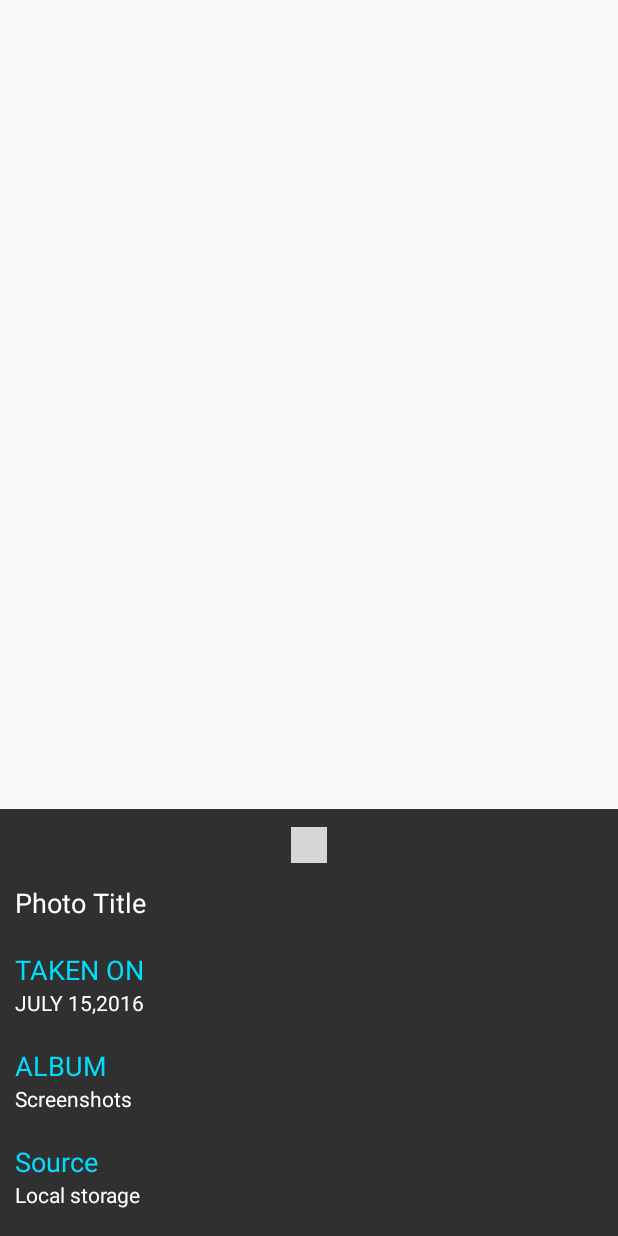
After one commit to riteshakya037/Gallery, an Android app: the layout slide_out_menu.xml on its own in the app's theme, with its tools: preview values and no code run, on a phone screen of 412 x 824 dp. The commit adds this screen. Run offline under Robolectric (Android 15) with nearby library versions, the phone set to English and light mode, and no system bars; grey boxes are pictures that could not be loaded.

Commit message:
Added Details Menu

```diff
--- /dev/null
+++ b/app/src/main/res/layout/slide_out_menu.xml
@@ -0,0 +1,114 @@
+<?xml version="1.0" encoding="utf-8"?>
+<LinearLayout xmlns:android="http://schemas.android.com/apk/res/android"
+    android:id="@+id/bottomSheet"
+    android:layout_width="match_parent"
+    android:layout_height="wrap_content"
+    android:layout_gravity="bottom"
+    android:background="@color/darkTint"
+    android:orientation="vertical"
+    android:paddingBottom="8dp"
+    android:paddingTop="8dp">
+
+    <RelativeLayout
+        android:id="@+id/threeButtonPanel"
+        android:layout_width="match_parent"
+        android:layout_height="32dp">
+
+        <ImageView
+            android:id="@+id/threeButton"
+            android:layout_width="24dp"
+            android:layout_height="24dp"
+            android:layout_gravity="center"
+            android:src="@drawable/three_dot"
+            android:layout_centerVertical="true"
+            android:layout_centerHorizontal="true" />
+
+    </RelativeLayout>
+
+    <LinearLayout
+        android:id="@+id/contentPanel"
+        android:layout_width="250dp"
+        android:layout_height="wrap_content"
+        android:orientation="vertical">
+
+        <TextView
+            android:id="@+id/photoTitle"
+            android:layout_width="wrap_content"
+            android:layout_height="wrap_content"
+            android:padding="10dp"
+            android:text="Photo Title"
+            android:textAppearance="?android:attr/textAppearanceMedium"
+            android:textColor="@android:color/primary_text_dark" />
+
+        <LinearLayout
+            android:layout_width="match_parent"
+            android:layout_height="match_parent"
+            android:orientation="vertical"
+            android:padding="10dp">
+
+            <TextView
+                android:id="@+id/textView"
+                android:layout_width="wrap_content"
+                android:layout_height="wrap_content"
+                android:text="TAKEN ON"
+                android:textAppearance="?android:attr/textAppearanceMedium"
+                android:textColor="@android:color/holo_blue_bright" />
+
+            <TextView
+                android:id="@+id/dateTaken"
+                android:layout_width="wrap_content"
+                android:layout_height="wrap_content"
+                android:text="JULY 15,2016"
+                android:textAppearance="?android:attr/textAppearanceSmall"
+                android:textColor="@android:color/primary_text_dark" />
+        </LinearLayout>
+
+        <LinearLayout
+            android:layout_width="match_parent"
+            android:layout_height="match_parent"
+            android:orientation="vertical"
+            android:padding="10dp">
+
+            <TextView
+                android:id="@+id/textView3"
+                android:layout_width="wrap_content"
+                android:layout_height="wrap_content"
+                android:text="ALBUM"
+                android:textAppearance="?android:attr/textAppearanceMedium"
+
+                android:textColor="@android:color/holo_blue_bright" />
+
+            <TextView
+                android:id="@+id/albumName"
+                android:layout_width="wrap_content"
+                android:layout_height="wrap_content"
+                android:text="Screenshots"
+                android:textAppearance="?android:attr/textAppearanceSmall"
+                android:textColor="@android:color/primary_text_dark" />
+        </LinearLayout>
+
+        <LinearLayout
+            android:layout_width="match_parent"
+            android:layout_height="match_parent"
+            android:orientation="vertical"
+            android:padding="10dp">
+
+            <TextView
+                android:id="@+id/textView5"
+                android:layout_width="wrap_content"
+                android:layout_height="wrap_content"
+                android:text="Source"
+                android:textAppearance="?android:attr/textAppearanceMedium"
+                android:textColor="@android:color/holo_blue_bright" />
+
+            <TextView
+                android:id="@+id/albumSource"
+                android:layout_width="wrap_content"
+                android:layout_height="wrap_content"
+                android:text="Local storage"
+                android:textAppearance="?android:attr/textAppearanceSmall"
+                android:textColor="@android:color/primary_text_dark" />
+        </LinearLayout>
+    </LinearLayout>
+
+</LinearLayout>
--- a/app/src/main/res/values/colors.xml
+++ b/app/src/main/res/values/colors.xml
@@ -3,6 +3,6 @@
     <color name="colorPrimary">#9E9E9E</color>
     <color name="colorPrimaryDark">#212121</color>
     <color name="colorAccent">#81D4FA</color>
-    <color name="darkTint">#9E9E9E</color>
-    <color name="darkTintAlpha">#0A9E9E9E</color>
+    <color name="darkTint">#303030</color>
+    <color name="darkTintAlpha">#0A303030</color>
 </resources>
```
Also changed, not shown: app/src/main/java/com/blues/gallery/Activity/CarouselActivity.java (+23 -11 lines), app/src/main/java/com/blues/gallery/BottomSheet/BottomSheet.java (added, +113 -0 lines), app/src/main/java/com/blues/gallery/BottomSheet/BottomSheetCallback.java (added, +10 -0 lines), app/src/main/res/anim/slide_in_bottom.xml (added, +19 -0 lines), app/src/main/res/anim/slide_out_bottom.xml (added, +19 -0 lines), app/src/main/res/layout/activity_carousel.xml (+17 -8 lines), app/src/main/res/values/styles.xml (+24 -0 lines).
